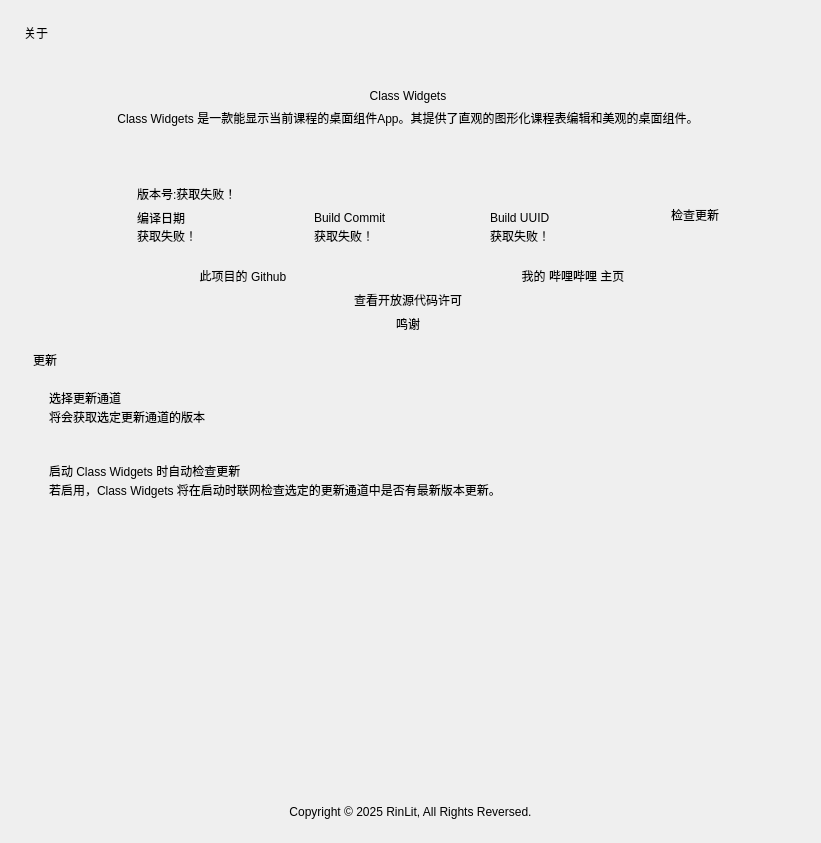
Above: view/menu/about.ui from xuanxuan1231/Class-Widgets before the change. Below: the same form after it.
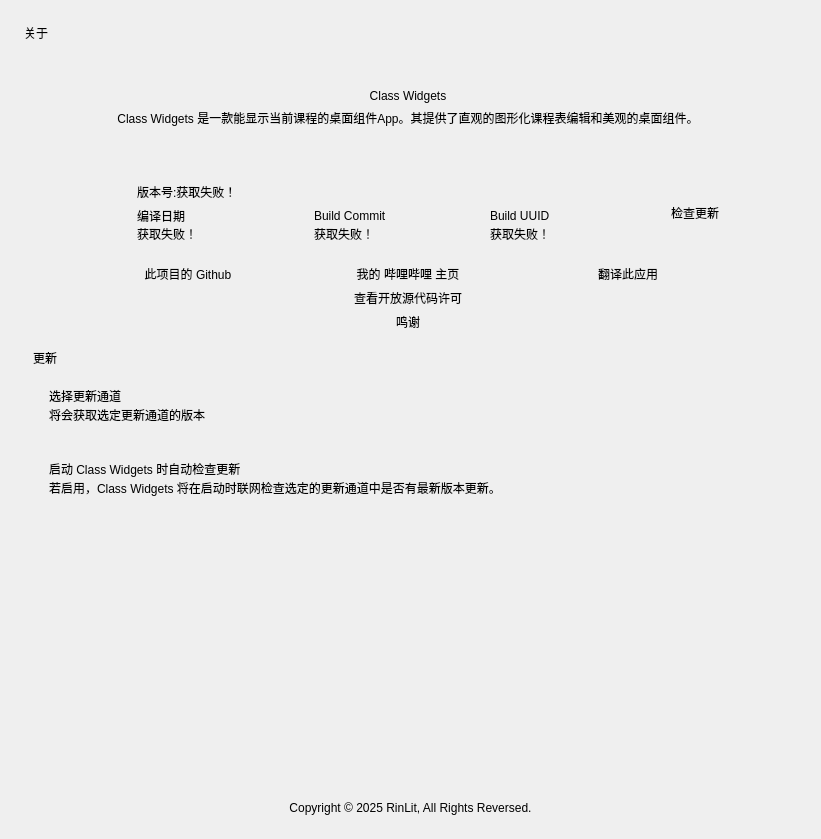
That is the form after the change. Icons and pictures are not drawn. Custom widgets are drawn as their Qt base class.

Commit message: feat(about): Weblate翻译按钮 (#838)

Patch:
```diff
--- a/view/menu/about.ui
+++ b/view/menu/about.ui
@@ -7,7 +7,7 @@
     <x>0</x>
     <y>0</y>
     <width>821</width>
-    <height>843</height>
+    <height>839</height>
    </rect>
   </property>
   <property name="windowTitle">
@@ -426,6 +426,31 @@
              </property>
             </widget>
            </item>
+           <item>
+            <widget class="PushButton" name="button_weblate">
+             <property name="sizePolicy">
+              <sizepolicy hsizetype="Expanding" vsizetype="Fixed">
+               <horstretch>0</horstretch>
+               <verstretch>0</verstretch>
+              </sizepolicy>
+             </property>
+             <property name="minimumSize">
+              <size>
+               <width>0</width>
+               <height>0</height>
+              </size>
+             </property>
+             <property name="maximumSize">
+              <size>
+               <width>360</width>
+               <height>16777215</height>
+              </size>
+             </property>
+             <property name="text">
+              <string>翻译此应用</string>
+             </property>
+            </widget>
+           </item>
           </layout>
          </item>
          <item>
@@ -452,7 +477,7 @@
              </property>
              <property name="maximumSize">
               <size>
-               <width>360</width>
+               <width>310</width>
                <height>16777215</height>
               </size>
              </property>
@@ -490,7 +515,7 @@
              </property>
              <property name="maximumSize">
               <size>
-               <width>360</width>
+               <width>310</width>
                <height>16777215</height>
               </size>
              </property>
```
The commit also changes 2 other files.
